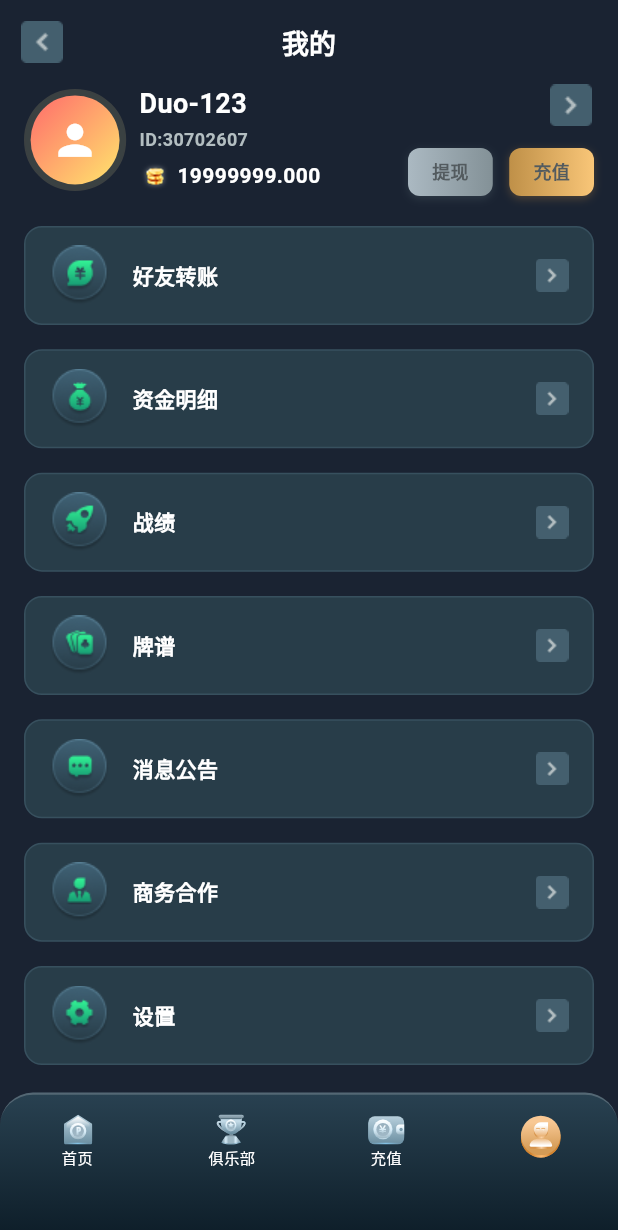
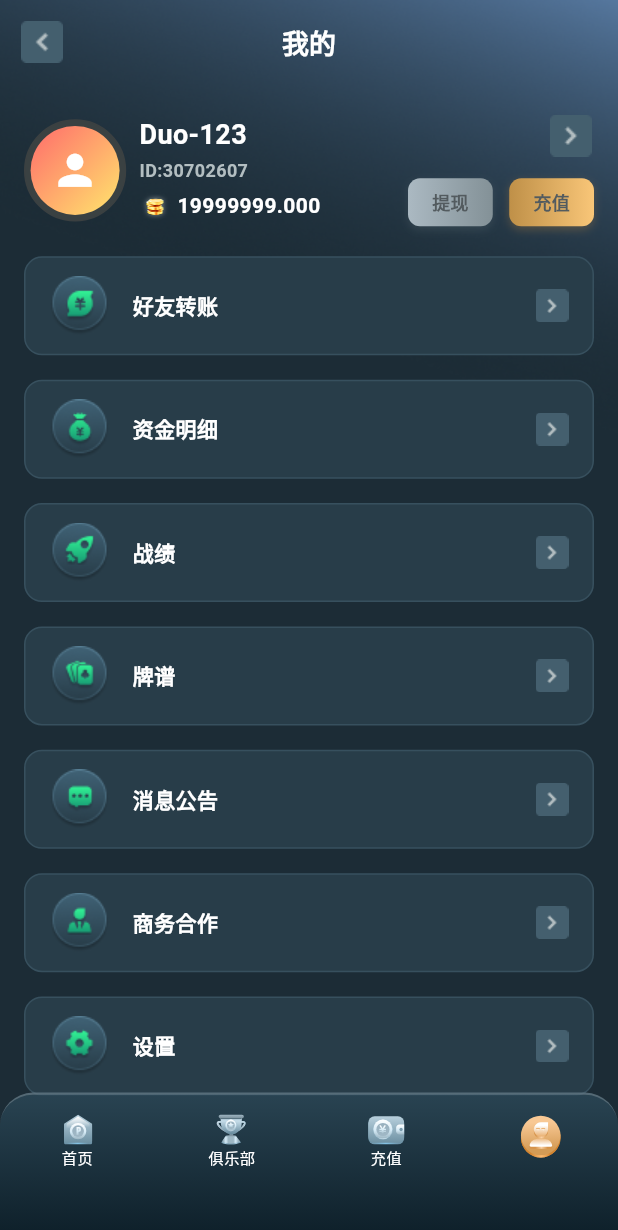
Before and after one commit to wtfkmnl/roomcard-app, a Flutter app: the screen it shows after launch, item 4 of the bottom bar chosen, on a phone screen of 412 x 824 dp. Shown: the top 1230 px of the screen. Run offline on Flutter 3.47's test engine with Material 3 defaults, Android fonts, the phone set to English and light mode, and no system bars; our stand-ins replace cached_network_image, convert, decimal, device_info_plus, event_bus, flutter_cache_manager and 14 more; missing offline and left inert: flutter_inappwebview, gallery_saver_plus; Roboto replaces fonts that are missing (regular).

Commit message:
我的页面

```diff
--- a/lib/pages/my/my_view.dart
+++ b/lib/pages/my/my_view.dart
@@ -13,7 +13,7 @@ class MyPage extends StatelessWidget {
     final state = logic.state;
 
     return Scaffold(
-      backgroundColor: const Color(0xFF1A2332),
+      backgroundColor: const Color(0xFF1C2C36),
       appBar: AppBar(
         title: const Text(
           '我的',
@@ -23,7 +23,7 @@ class MyPage extends StatelessWidget {
             fontWeight: FontWeight.w600,
           ),
         ),
-        backgroundColor: const Color(0xFF1A2332),
+        backgroundColor: Colors.transparent,
         elevation: 0,
         centerTitle: true,
         leading: IconButton(
@@ -31,8 +31,29 @@ class MyPage extends StatelessWidget {
           onPressed: () => Get.back(),
         ),
       ),
-      body: SingleChildScrollView(
-        padding: EdgeInsets.only(bottom: 100.h),
+      extendBodyBehindAppBar: true,
+      body: Stack(
+        children: [
+          // 背景图层
+          Positioned(
+            top: 0,
+            left: 0,
+            right: 0,
+            height: 450.h,
+            child: Container(
+              decoration: const BoxDecoration(
+                image: DecorationImage(
+                  image: AssetImage(R.assetsIconMineTopBg),
+                  fit: BoxFit.cover,
+                ),
+              ),
+            ),
+          ),
+          SingleChildScrollView(
+            padding: EdgeInsets.only(
+              top: kToolbarHeight + MediaQuery.of(context).padding.top + 20.h,
+              bottom: 100.h,
+            ),
             child: Column(
               children: [
                 // 用户信息卡片
@@ -42,6 +63,8 @@ class MyPage extends StatelessWidget {
                 _buildMenuList(logic),
               ],
             ),
+          ),
+        ],
       ),
     );
   }
--- a/lib/r.dart
+++ b/lib/r.dart
@@ -12,4 +12,5 @@ class R {
   static const String assetsIconMineMenuNews = 'assets/images/iconMineMenuNews.png';
   static const String assetsIconMineMenuBusiness = 'assets/images/iconMineMenuBusiness.png';
   static const String assetsIconMineMenuSetting = 'assets/images/iconMineMenuSetting.png';
+  static const String assetsIconMineTopBg = 'assets/images/iconMineTopBg.png';
 }
```
Also changed, not shown: assets/images/iconMineTopBg.png (added). Lines whose indentation alone changed are shown as unchanged.
